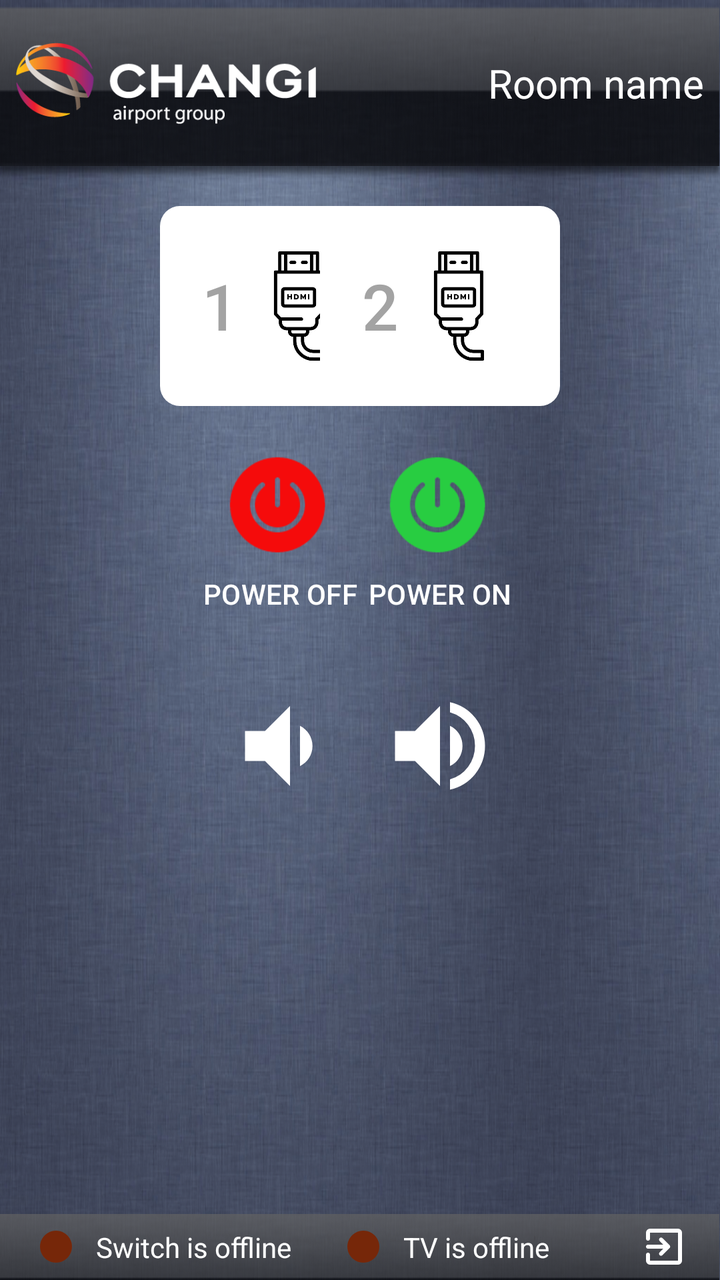
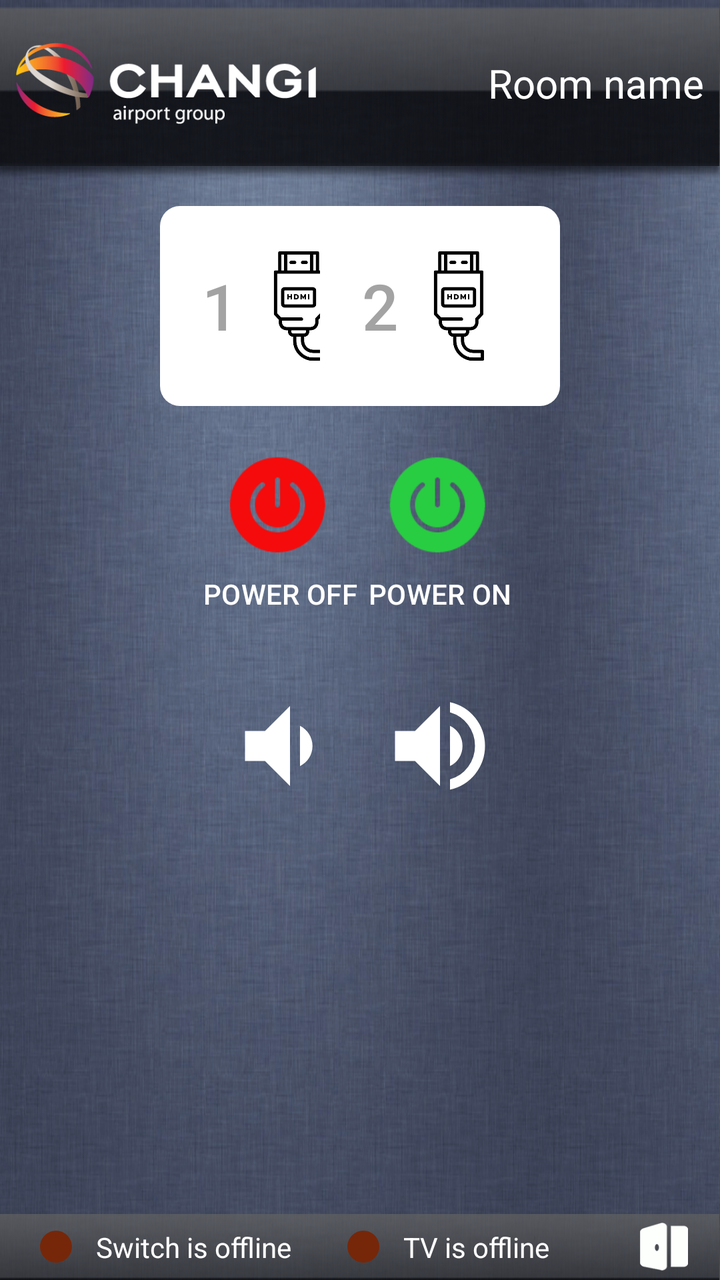

The first picture is an Android layout as it rendered before a commit; the second is the same layout after the commit. The layout source and the unified diff follow.
<!-- AndroidManifest.xml: application theme Theme.CAGApp -->
<!-- res/layout/fragment_control_screen.xml -->
<?xml version="1.0" encoding="utf-8"?>
<androidx.constraintlayout.widget.ConstraintLayout xmlns:android="http://schemas.android.com/apk/res/android"
    xmlns:tools="http://schemas.android.com/tools"
    android:layout_width="match_parent"
    android:layout_height="match_parent"
    xmlns:app="http://schemas.android.com/apk/res-auto"
    tools:context=".fragments.ControlScreen">

    
    <androidx.constraintlayout.widget.ConstraintLayout
        android:id="@+id/header"
        android:layout_width="match_parent"
        android:layout_height="83dp"
        app:layout_constraintTop_toTopOf="parent"
        android:background="@drawable/header_bg" >

        <ImageView
            android:layout_width="150dp"
            android:layout_height="80dp"
            android:layout_marginStart="8dp"
            android:src="@drawable/logo_header"
            android:contentDescription="@string/app_name"
            app:layout_constraintStart_toStartOf="parent"
            app:layout_constraintTop_toTopOf="parent"
            app:layout_constraintBottom_toBottomOf="parent" />

        <TextView
            android:id="@+id/room_name_tv"
            android:layout_height="wrap_content"
            android:layout_width="wrap_content"
            android:layout_marginEnd="8dp"
            android:textSize="20sp"
            android:textColor="@color/white"
            android:textAlignment="center"
            android:text="Room name"
            app:layout_constraintEnd_toEndOf="parent"
            app:layout_constraintTop_toTopOf="parent"
            app:layout_constraintBottom_toBottomOf="parent" />
    </androidx.constraintlayout.widget.ConstraintLayout>

    

    <androidx.constraintlayout.widget.ConstraintLayout
        android:id="@+id/body"
        android:layout_width="0dp"
        android:layout_height="0dp"
        android:background="@drawable/body_texture"
        app:layout_constraintBottom_toTopOf="@id/footer"
        app:layout_constraintEnd_toEndOf="parent"
        app:layout_constraintHorizontal_bias="0.0"
        app:layout_constraintStart_toStartOf="parent"
        app:layout_constraintTop_toBottomOf="@id/header"
        app:layout_constraintVertical_bias="0.0">

        <com.google.android.material.button.MaterialButton
            android:id="@+id/btn_usb_1"
            style="@style/source_button"
            android:layout_width="120dp"
            android:layout_height="100dp"
            android:layout_marginStart="80dp"
            android:layout_marginTop="20dp"
            android:text="@string/num1"
            android:textColor="@color/dirty_white"
            android:textSize="32sp"

            app:layout_constraintStart_toStartOf="parent"
            app:layout_constraintTop_toTopOf="parent" />

        <com.google.android.material.button.MaterialButton
            android:id="@+id/btn_usb_2"
            style="@style/source_button"
            android:layout_width="120dp"
            android:layout_height="100dp"
            android:layout_marginEnd="80dp"
            android:text="@string/num2"
            android:textColor="@color/dirty_white"
            android:textSize="32sp"
            app:layout_constraintEnd_toEndOf="parent"
            app:layout_constraintTop_toTopOf="@id/btn_usb_1" />

        <com.google.android.material.button.MaterialButton
            android:id="@+id/btn_power_off"
            style="@style/power_button"
            android:layout_width="120dp"
            android:layout_height="100dp"
            android:layout_marginTop="10dp"
            android:text="@string/power_off"
            android:textAllCaps="true"
            android:paddingTop="0dp"
            app:backgroundTint="@android:color/transparent"
            app:icon="@drawable/pwr_off"
            app:iconGravity="textTop"
            app:iconPadding="8dp"
            app:layout_constraintStart_toStartOf="@id/btn_usb_1"
            app:layout_constraintTop_toBottomOf="@id/btn_usb_1" />

        <com.google.android.material.button.MaterialButton
            android:id="@+id/btn_power_on"
            style="@style/power_button"
            android:layout_width="120dp"
            android:layout_height="100dp"
            android:layout_marginEnd="80dp"
            android:text="@string/power_on"
            android:textAllCaps="true"
            android:paddingTop="0dp"
            app:backgroundTint="@android:color/transparent"
            app:icon="@drawable/pwr_on"
            app:iconGravity="textTop"
            app:iconPadding="8dp"
            app:layout_constraintEnd_toEndOf="parent"
            app:layout_constraintTop_toTopOf="@id/btn_power_off" />

        <com.google.android.material.button.MaterialButton
            android:id="@+id/btn_vol_down"
            style="@style/power_button"
            android:layout_width="120dp"
            android:layout_height="100dp"
            android:layout_marginTop="10dp"
            app:backgroundTint="@android:color/transparent"
            app:icon="@drawable/volume_down"
            app:iconGravity="textStart"
            app:iconPadding="0dp"
            app:layout_constraintStart_toStartOf="@id/btn_power_off"
            app:layout_constraintTop_toBottomOf="@id/btn_power_off" />

        <com.google.android.material.button.MaterialButton
            android:id="@+id/btn_vol_up"
            style="@style/power_button"
            android:layout_width="120dp"
            android:layout_height="100dp"
            android:layout_marginEnd="80dp"
            app:backgroundTint="@android:color/transparent"
            app:icon="@drawable/volume_up"
            app:iconGravity="textStart"
            app:iconPadding="0dp"
            app:layout_constraintEnd_toEndOf="parent"
            app:layout_constraintTop_toTopOf="@id/btn_vol_down"/>

        <TextView
            android:id="@+id/volume_tv"
            android:layout_width="wrap_content"
            android:layout_height="wrap_content"
            android:text="@string/volume"
            android:textAllCaps="true"
            android:textColor="@color/white"
            android:textSize="16sp"
            app:layout_constraintStart_toEndOf="@id/btn_vol_down"
            app:layout_constraintEnd_toStartOf="@+id/btn_vol_up"
            app:layout_constraintTop_toTopOf="@+id/btn_vol_down"
            app:layout_constraintBottom_toBottomOf="@id/btn_vol_down"/>


    </androidx.constraintlayout.widget.ConstraintLayout>

    
    <LinearLayout
        android:id="@+id/footer"
        android:layout_width="0dp"
        android:layout_height="33dp"
        app:layout_constraintStart_toStartOf="parent"
        app:layout_constraintBottom_toBottomOf="parent"
        app:layout_constraintEnd_toEndOf="parent"
        android:background="@drawable/footer_bg"
        android:orientation="horizontal"
        android:gravity="center_vertical"
        android:paddingStart="16dp"
        android:paddingEnd="16dp" >

        <ImageView
            android:id="@+id/switchLedIcon"
            android:layout_width="24dp"
            android:layout_height="24dp"
            android:contentDescription="@string/led_indicator"
            android:src="@drawable/ic_led" />

        <TextView
            android:id="@+id/switchLedIcon_tv"
            android:layout_width="wrap_content"
            android:layout_height="wrap_content"
            android:layout_marginStart="8dp"
            android:text="Switch is offline"
            android:textColor="@color/white"
            android:contentDescription="@string/connection_indicator_of_switch" />

        <View
            android:layout_width="24dp"
            android:layout_height="match_parent" />

        <ImageView
            android:id="@+id/tvLedIcon"
            android:layout_width="24dp"
            android:layout_height="24dp"
            android:contentDescription="@string/led_indicator"
            android:src="@drawable/ic_led" />

        <TextView
            android:id="@+id/tvLed_desc_tv"
            android:layout_width="wrap_content"
            android:layout_height="wrap_content"
            android:layout_marginStart="8dp"
            android:text="TV is offline"
            android:textColor="@color/white"
            android:contentDescription="@string/connection_indicator_of_TV" />

        <View
            android:layout_width="0dp"
            android:layout_height="match_parent"
            android:layout_weight="1" />

        <com.google.android.material.button.MaterialButton
            android:id="@+id/btn_exit"
            style="@style/exit_button"
            android:layout_width="24dp"
            android:layout_height="24dp"
            android:contentDescription="@string/exit_app"
            app:backgroundTint="@android:color/transparent"
            app:icon="@drawable/exit_to_app"
            app:iconGravity="start"
            app:iconPadding="0dp"

            />

    </LinearLayout>

    
    <androidx.constraintlayout.widget.ConstraintLayout
        android:id="@+id/layoutWarmup"
        android:layout_width="match_parent"
        android:layout_height="match_parent"
        android:background="#E6FFFFFF"
        android:clickable="true"
        android:focusable="true"
        android:visibility="gone">

        <ProgressBar
            android:id="@+id/warmupProgress"
            android:layout_width="100dp"
            android:layout_height="100dp"
            app:layout_constraintBottom_toTopOf="@+id/txtWarmupMessage"
            app:layout_constraintEnd_toEndOf="parent"
            app:layout_constraintStart_toStartOf="parent"
            app:layout_constraintTop_toTopOf="parent"
            app:layout_constraintVertical_chainStyle="packed" />

        <TextView
            android:id="@+id/txtWarmupMessage"
            android:layout_width="wrap_content"
            android:layout_height="wrap_content"
            android:layout_marginTop="16dp"
            android:text="@string/please_wait"
            android:textColor="@android:color/black"
            android:textSize="28sp"
            android:textStyle="bold"
            app:layout_constraintBottom_toTopOf="@+id/txtWarmupCountdown"
            app:layout_constraintEnd_toEndOf="parent"
            app:layout_constraintStart_toStartOf="parent"
            app:layout_constraintTop_toBottomOf="@+id/warmupProgress" />

        <TextView
            android:id="@+id/txtWarmupCountdown"
            android:layout_width="wrap_content"
            android:layout_height="wrap_content"
            android:layout_marginTop="8dp"
            android:text="30s"
            android:textColor="@android:color/darker_gray"
            android:textSize="20sp"
            app:layout_constraintBottom_toBottomOf="parent"
            app:layout_constraintEnd_toEndOf="parent"
            app:layout_constraintStart_toStartOf="parent"
            app:layout_constraintTop_toBottomOf="@+id/txtWarmupMessage" />

    </androidx.constraintlayout.widget.ConstraintLayout>


</androidx.constraintlayout.widget.ConstraintLayout>
<!-- resources referenced by this layout -->
<resources>
  <color name="dirty_white">#A3A3A3</color>
  <color name="white">#FFFFFFFF</color>
  <!-- drawable body_texture (drawable) -->
  <?xml version="1.0" encoding="utf-8"?>
  <bitmap xmlns:android="http://schemas.android.com/apk/res/android"
      android:src="@drawable/body_texture_bg"
      android:tileMode="disabled"
      android:dither="true" />
  <!-- drawable exit_to_app (drawable) -->
  <vector xmlns:android="http://schemas.android.com/apk/res/android"
      android:width="24dp"
      android:height="24dp"
      android:viewportWidth="960"
      android:viewportHeight="960"
      android:tint="?attr/colorControlNormal"
      android:autoMirrored="true">
    <path
        android:fillColor="@android:color/white"
        android:pathData="M200,840Q167,840 143.5,816.5Q120,793 120,760L120,640Q120,623 131.5,611.5Q143,600 160,600Q177,600 188.5,611.5Q200,623 200,640L200,760Q200,760 200,760Q200,760 200,760L760,760Q760,760 760,760Q760,760 760,760L760,200Q760,200 760,200Q760,200 760,200L200,200Q200,200 200,200Q200,200 200,200L200,320Q200,337 188.5,348.5Q177,360 160,360Q143,360 131.5,348.5Q120,337 120,320L120,200Q120,167 143.5,143.5Q167,120 200,120L760,120Q793,120 816.5,143.5Q840,167 840,200L840,760Q840,793 816.5,816.5Q793,840 760,840L200,840ZM466,520L160,520Q143,520 131.5,508.5Q120,497 120,480Q120,463 131.5,451.5Q143,440 160,440L466,440L392,366Q380,354 380.5,338Q381,322 392,310Q404,298 420.5,297.5Q437,297 449,309L592,452Q598,458 600.5,465Q603,472 603,480Q603,488 600.5,495Q598,502 592,508L449,651Q437,663 420.5,662.5Q404,662 392,650Q381,638 380.5,622Q380,606 392,594L466,520Z"/>
  </vector>
  <!-- drawable ic_led (drawable) -->
  <vector xmlns:android="http://schemas.android.com/apk/res/android"
      android:height="24dp"
      android:tint="#762709"
      android:viewportHeight="24"
      android:viewportWidth="24"
      android:width="24dp">
        
      <path
          android:pathData="M12,4
                            a8,8 0 1,0 0.001,0"
          android:fillColor="#B0B0B0" />
  
  </vector>
  <!-- drawable volume_down (drawable) -->
  <vector xmlns:android="http://schemas.android.com/apk/res/android" android:autoMirrored="true" android:height="24dp" android:tint="#FFFFFF" android:viewportHeight="24" android:viewportWidth="24" android:width="24dp">
        
      <path android:fillColor="@android:color/white" android:pathData="M18.5,12c0,-1.77 -1.02,-3.29 -2.5,-4.03v8.05c1.48,-0.73 2.5,-2.25 2.5,-4.02zM5,9v6h4l5,5V4L9,9H5z"/>
      
  </vector>
  <string name="app_name">CAG App</string>
  <string name="connection_indicator_of_TV">"TV connection indicator "</string>
  <string name="connection_indicator_of_switch">Connection indicator of Switch</string>
  <string name="exit_app">Exit App</string>
  <string name="led_indicator">LED indicator</string>
  <string name="num1">1</string>
  <string name="num2">2</string>
  <string name="please_wait">Please wait ...</string>
  <string name="power_off">power off</string>
  <string name="power_on">power on</string>
  <string name="volume">volume</string>
  <style name="exit_button">
  
          <item name="iconSize">24dp</item>&gt;
          <item name="iconTint">@null</item>
          <item name="android:insetLeft">0dp</item>
          <item name="android:insetTop">0dp</item>
          <item name="android:insetRight">0dp</item>
          <item name="android:insetBottom">0dp</item>
          <item name="android:padding">0dp</item>
          <item name="minWidth">0dp</item>
          <item name="minHeight">0dp</item>
      </style>
  <style name="Theme.CAGApp" parent="Base.Theme.CAGApp" />
  <style name="Base.Theme.CAGApp" parent="Theme.Material3.DayNight.NoActionBar">
          
          
      </style>
  <!-- unchanged entries left out for length: 10 -->
</resources>

<!-- the commit's change to res/layout/fragment_control_screen.xml (unified diff, before → after) -->
@@ -214,7 +214,7 @@
             android:layout_height="24dp"
             android:contentDescription="@string/exit_app"
             app:backgroundTint="@android:color/transparent"
-            app:icon="@drawable/exit_to_app"
+            app:icon="@drawable/ic_exit"
             app:iconGravity="start"
             app:iconPadding="0dp"
 
<!-- resource entries referenced after the edit -->
@@ -8,18 +8,7 @@
       android:src="@drawable/body_texture_bg"
       android:tileMode="disabled"
       android:dither="true" />
-  <!-- drawable exit_to_app (drawable) -->
-  <vector xmlns:android="http://schemas.android.com/apk/res/android"
-      android:width="24dp"
-      android:height="24dp"
-      android:viewportWidth="960"
-      android:viewportHeight="960"
-      android:tint="?attr/colorControlNormal"
-      android:autoMirrored="true">
-    <path
-        android:fillColor="@android:color/white"
-        android:pathData="M200,840Q167,840 143.5,816.5Q120,793 120,760L120,640Q120,623 131.5,611.5Q143,600 160,600Q177,600 188.5,611.5Q200,623 200,640L200,760Q200,760 200,760Q200,760 200,760L760,760Q760,760 760,760Q760,760 760,760L760,200Q760,200 760,200Q760,200 760,200L200,200Q200,200 200,200Q200,200 200,200L200,320Q200,337 188.5,348.5Q177,360 160,360Q143,360 131.5,348.5Q120,337 120,320L120,200Q120,167 143.5,143.5Q167,120 200,120L760,120Q793,120 816.5,143.5Q840,167 840,200L840,760Q840,793 816.5,816.5Q793,840 760,840L200,840ZM466,520L160,520Q143,520 131.5,508.5Q120,497 120,480Q120,463 131.5,451.5Q143,440 160,440L466,440L392,366Q380,354 380.5,338Q381,322 392,310Q404,298 420.5,297.5Q437,297 449,309L592,452Q598,458 600.5,465Q603,472 603,480Q603,488 600.5,495Q598,502 592,508L449,651Q437,663 420.5,662.5Q404,662 392,650Q381,638 380.5,622Q380,606 392,594L466,520Z"/>
-  </vector>
+  <!-- drawable ic_exit: png bitmap (drawable, 1205 bytes) -->
   <!-- drawable ic_led (drawable) -->
   <vector xmlns:android="http://schemas.android.com/apk/res/android"
       android:height="24dp"
